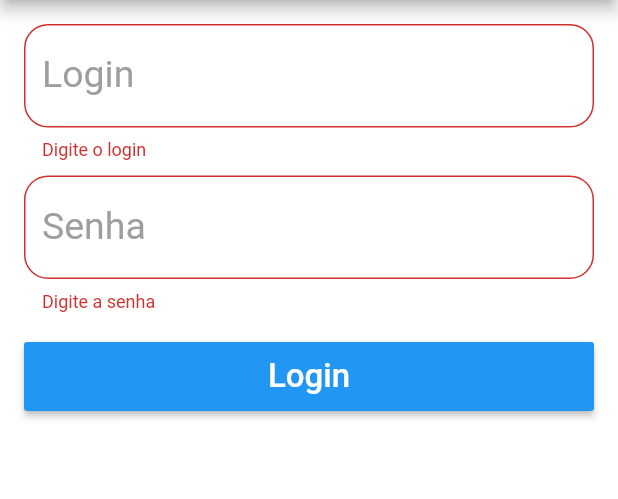
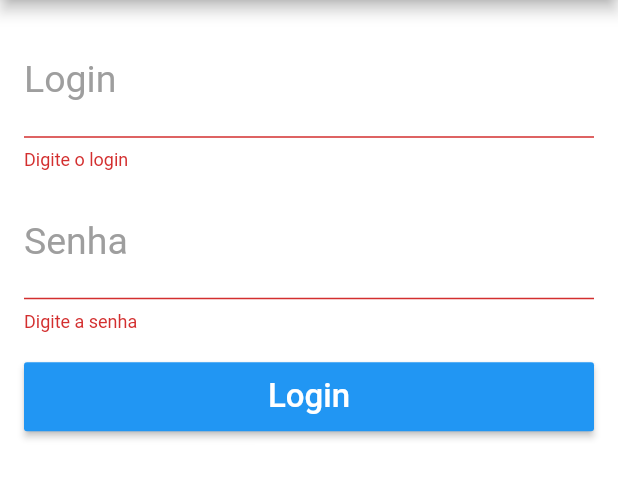
Before and after one commit to felipemarinhodev/carros, a Flutter app: the screen it shows after launch, after a tap on "Login", on a phone screen of 412 x 824 dp, the part 84-583 px from its top. Run offline on Flutter 3.47's test engine with Material 2 defaults, Android fonts, the phone set to English and light mode, and no system bars.

Commit message:
Adicionando nova pagina e a navegação

```diff
--- a/lib/pages/login_page.dart
+++ b/lib/pages/login_page.dart
@@ -1,3 +1,5 @@
+import 'package:carros/pages/home_page.dart';
+import 'package:carros/utils/nav.dart';
 import 'package:carros/widgets/app_button.dart';
 import 'package:carros/widgets/app_text.dart';
 import 'package:flutter/material.dart';
@@ -101,5 +103,6 @@ class _LoginPageState extends State<LoginPage> {
     String senha = _tSenha.text;
 
     print("Login: $login, Senha: $senha");
+    push(context, HomePage());
   }
 }
--- a/lib/widgets/app_text.dart
+++ b/lib/widgets/app_text.dart
@@ -42,9 +42,9 @@ class AppText extends StatelessWidget {
         color: Colors.blue,
       ),
       decoration: InputDecoration(
-        border: OutlineInputBorder(
-          borderRadius: BorderRadius.circular(16)
-        ),
+        // border: OutlineInputBorder(
+        //   borderRadius: BorderRadius.circular(16)
+        // ),
           labelText: label,
           labelStyle: TextStyle(fontSize: 25, color: Colors.grey),
           hintText: hint,
```
Also changed, not shown: lib/pages/home_page.dart (added, +24 -0 lines), lib/utils/nav.dart (added, +10 -0 lines).
